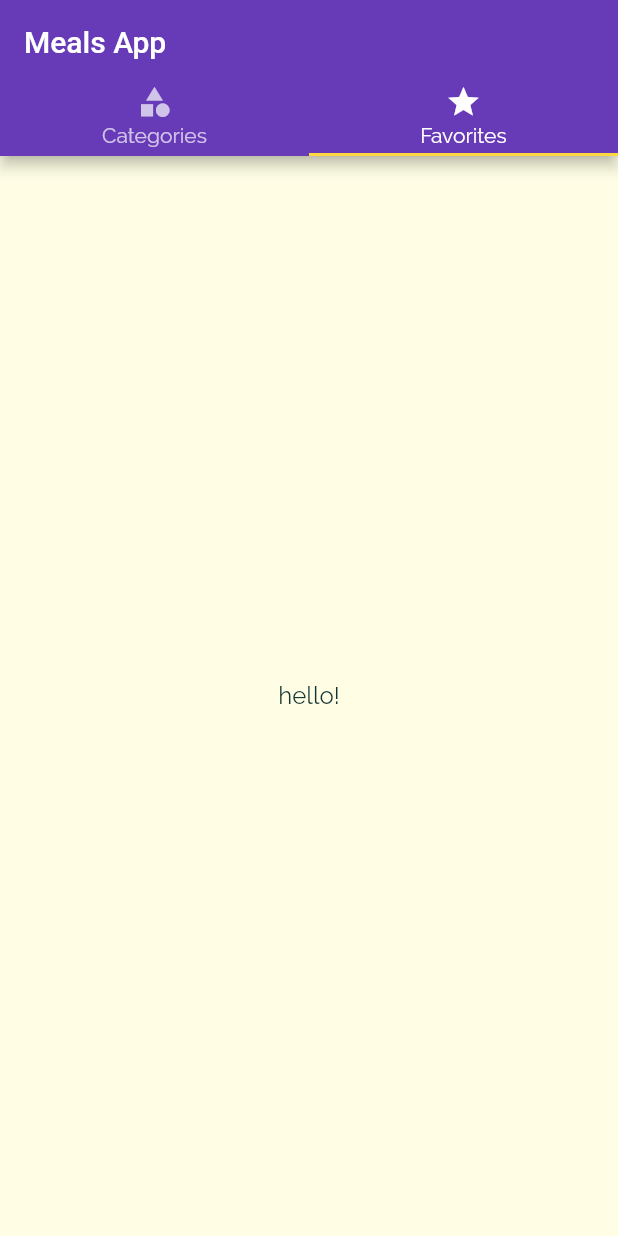
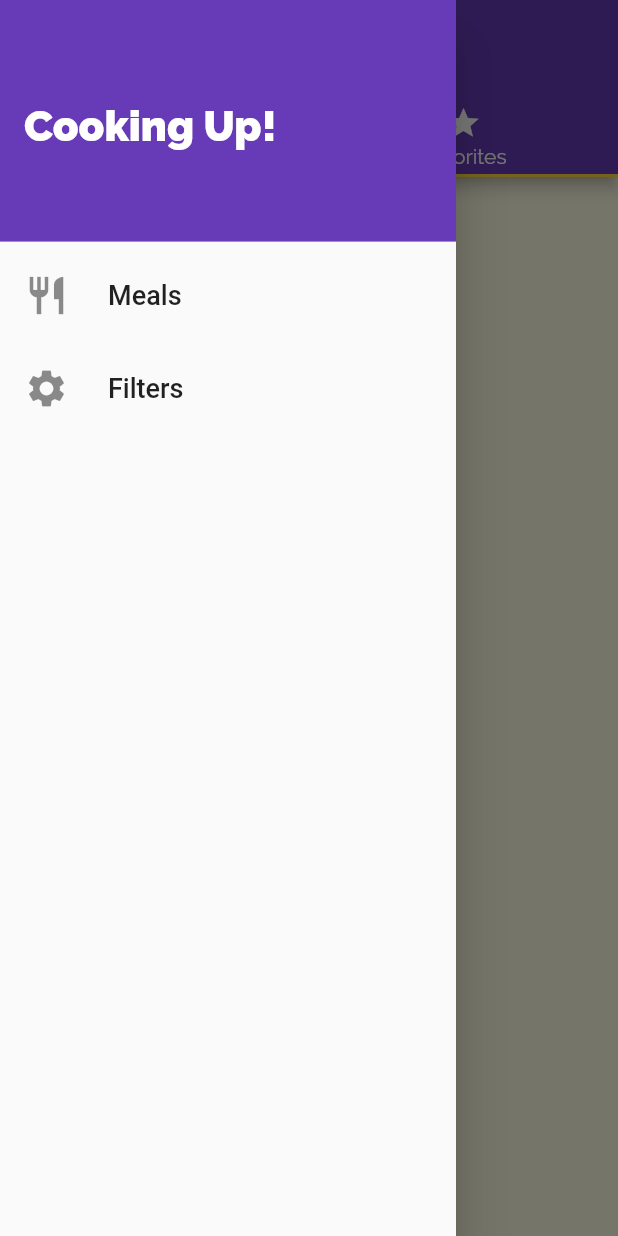
Before and after one commit to abubakrmuhammad/meals_app, a Flutter app: the screen it shows after launch, tab 2 chosen, with the side drawer open (before the commit the screen has no drawer), on a phone screen of 412 x 824 dp. Run offline on Flutter 3.47's test engine with Material 2 defaults, Android fonts, the phone set to English and light mode, and no system bars.

Commit message:
add main app drawer

```diff
--- a/lib/screens/tabs_screen.dart
+++ b/lib/screens/tabs_screen.dart
@@ -2,6 +2,7 @@ import 'package:flutter/material.dart';
 
 import './categories_screen.dart';
 import './favorites_screen.dart';
+import '../widgets/main_drawer.dart';
 
 class TabsScreen extends StatelessWidget {
   const TabsScreen({Key? key}) : super(key: key);
@@ -12,6 +13,7 @@ class TabsScreen extends StatelessWidget {
       length: 2,
       child: Scaffold(
         appBar: AppBar(
+          toolbarHeight: 70,
           title: const Text('Meals App'),
           bottom: const TabBar(
             tabs: [
@@ -26,6 +28,7 @@ class TabsScreen extends StatelessWidget {
             ],
           ),
         ),
+        drawer: const MainDrawer(),
         body: const TabBarView(children: [
           CategoriesScreen(),
           FavoritesScreen(),
--- /dev/null
+++ b/lib/widgets/main_drawer.dart
@@ -0,0 +1,64 @@
+import 'package:flutter/material.dart';
+
+class MainDrawer extends StatelessWidget {
+  const MainDrawer({Key? key}) : super(key: key);
+
+  @override
+  Widget build(BuildContext context) {
+    return Drawer(
+      child: ListView(
+        padding: EdgeInsets.zero,
+        children: [
+          DrawerHeader(
+            decoration:
+                BoxDecoration(color: Theme.of(context).colorScheme.primary),
+            child: const Align(
+              alignment: Alignment.centerLeft,
+              child: Text(
+                'Cooking Up!',
+                style: TextStyle(
+                  color: Colors.white,
+                  fontSize: 28,
+                  fontWeight: FontWeight.w900,
+                  fontFamily: 'Raleway',
+                ),
+              ),
+            ),
+          ),
+          const DrawerItem(
+            icon: Icons.restaurant,
+            text: 'Meals',
+          ),
+          const SizedBox(height: 6),
+          const DrawerItem(
+            icon: Icons.settings,
+            text: 'Filters',
+          ),
+        ],
+      ),
+    );
+  }
+}
+
+class DrawerItem extends StatelessWidget {
+  final IconData icon;
+  final String text;
+
+  const DrawerItem({
+    required this.icon,
+    required this.text,
+    Key? key,
+  }) : super(key: key);
+
+  @override
+  Widget build(BuildContext context) {
+    return ListTile(
+      leading: Icon(icon, size: 30),
+      title: Text(
+        text,
+        style: const TextStyle(fontSize: 18),
+      ),
+      onTap: () {},
+    );
+  }
+}
```
